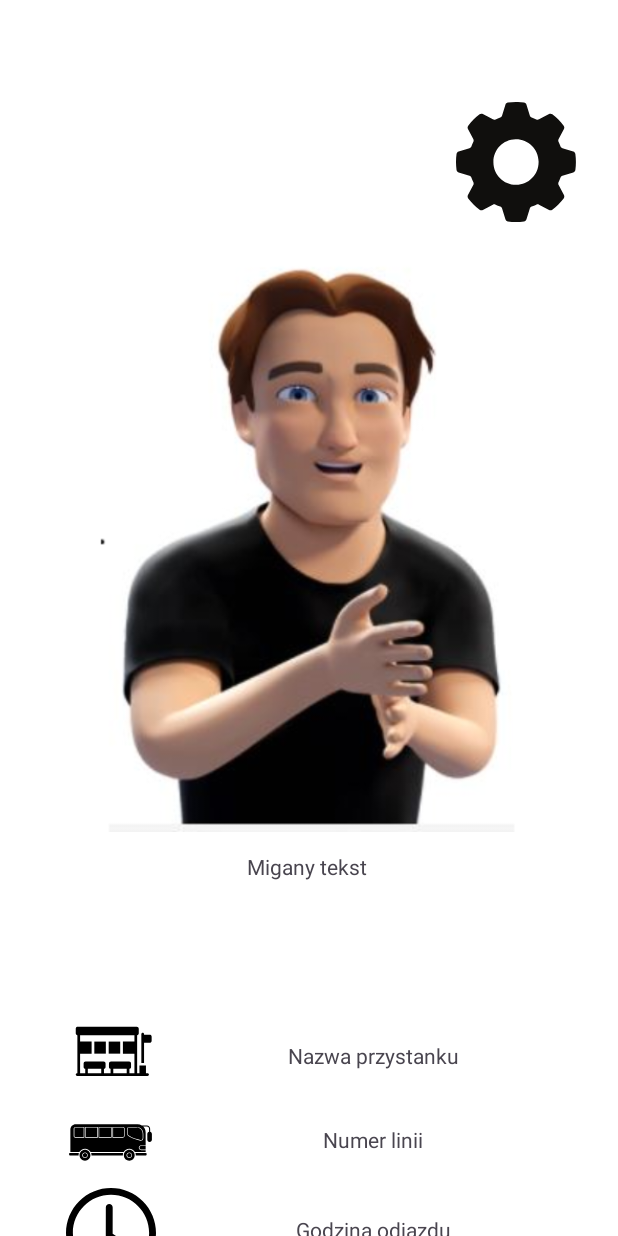
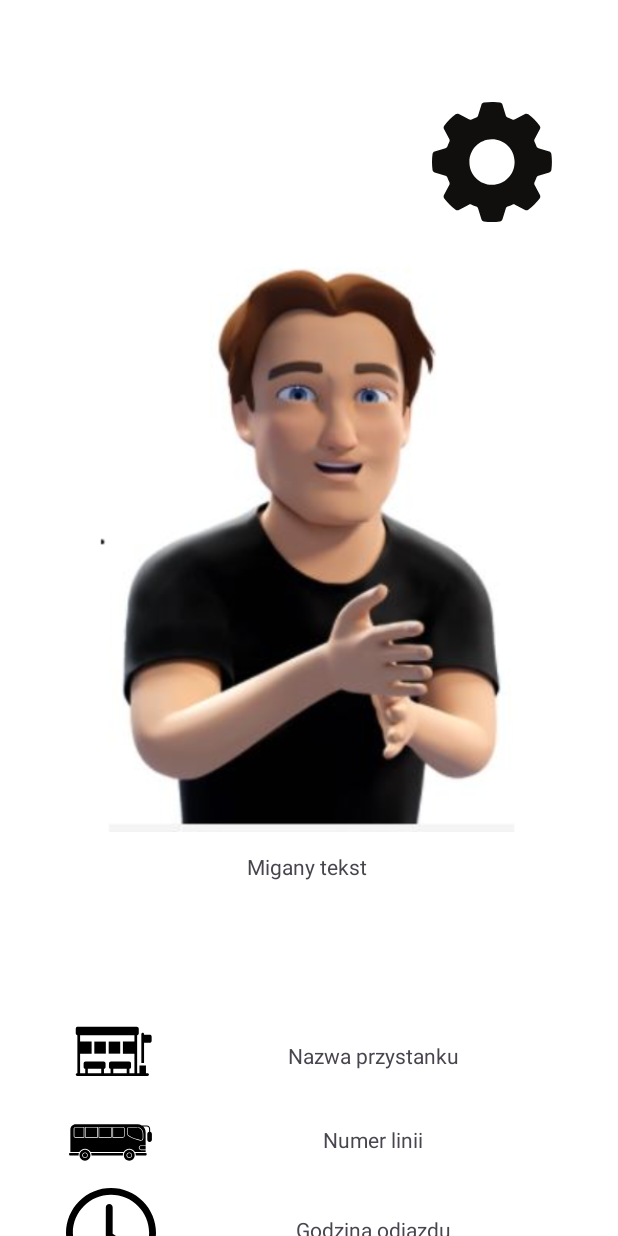
Before and after one commit to Radzio310/Migator, an Android app: the screen it shows after launch (MainActivity), on a phone screen of 412 x 824 dp. Run offline under Robolectric (Android 15) with nearby library versions, the phone set to English and light mode, and no system bars.

Commit message:
Changed constraints of settings icon

```diff
--- a/app/src/main/res/layout/activity_main.xml
+++ b/app/src/main/res/layout/activity_main.xml
@@ -12,11 +12,11 @@
         android:id="@+id/settingsButton"
         android:layout_width="80dp"
         android:layout_height="80dp"
-        android:layout_marginStart="304dp"
         android:layout_marginTop="68dp"
+        android:layout_marginEnd="44dp"
         android:contentDescription="@string/settingsDescription"
         android:src="@drawable/settings"
-        app:layout_constraintStart_toStartOf="parent"
+        app:layout_constraintEnd_toEndOf="parent"
         app:layout_constraintTop_toTopOf="parent" />
 
     <TextView
```
